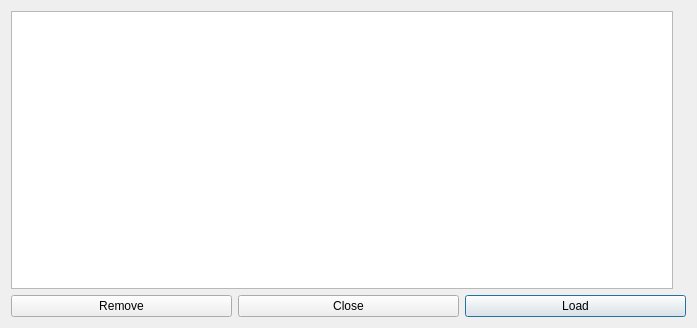
mstuttgart/pynocchio, file src/bookmark_manager_dialog.ui: the form before one commit.
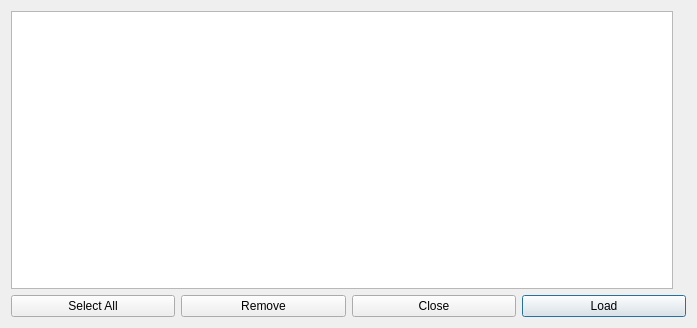
The form after the commit. Icons and pictures are not drawn.

Commit message: [NEW] Image of page in bookmark manager dialog working.

```diff
--- a/src/bookmark_manager_dialog.ui
+++ b/src/bookmark_manager_dialog.ui
@@ -101,7 +101,7 @@
    </item>
    <item>
     <layout class="QGridLayout" name="grid_layout">
-     <item row="1" column="2">
+     <item row="1" column="3">
       <widget class="QPushButton" name="button_load">
        <property name="text">
         <string>Load</string>
@@ -112,7 +112,7 @@
        </property>
       </widget>
      </item>
-     <item row="1" column="0">
+     <item row="1" column="1">
       <widget class="QPushButton" name="button_remove">
        <property name="text">
         <string>Remove</string>
@@ -123,7 +123,7 @@
        </property>
       </widget>
      </item>
-     <item row="1" column="1">
+     <item row="1" column="2">
       <widget class="QPushButton" name="button_exit">
        <property name="text">
         <string>Close</string>
@@ -134,6 +134,17 @@
        </property>
       </widget>
      </item>
+     <item row="1" column="0">
+      <widget class="QPushButton" name="button_selection">
+       <property name="text">
+        <string>Select All</string>
+       </property>
+       <property name="icon">
+        <iconset resource="../resource/main_window.qrc">
+         <normaloff>:/icons/elementary3-icon-theme/actions/64/add.svg</normaloff>:/icons/elementary3-icon-theme/actions/64/add.svg</iconset>
+       </property>
+      </widget>
+     </item>
     </layout>
    </item>
   </layout>
```
Left out of the diff: 8 changed lines with no effect on the pictures. The commit also changes 1 other file.
